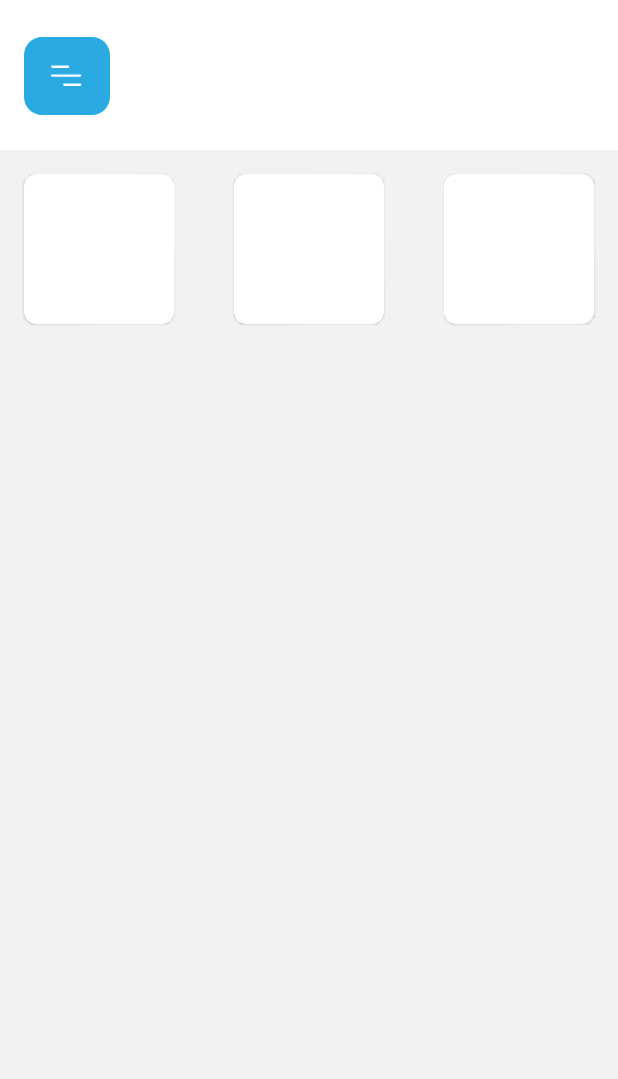
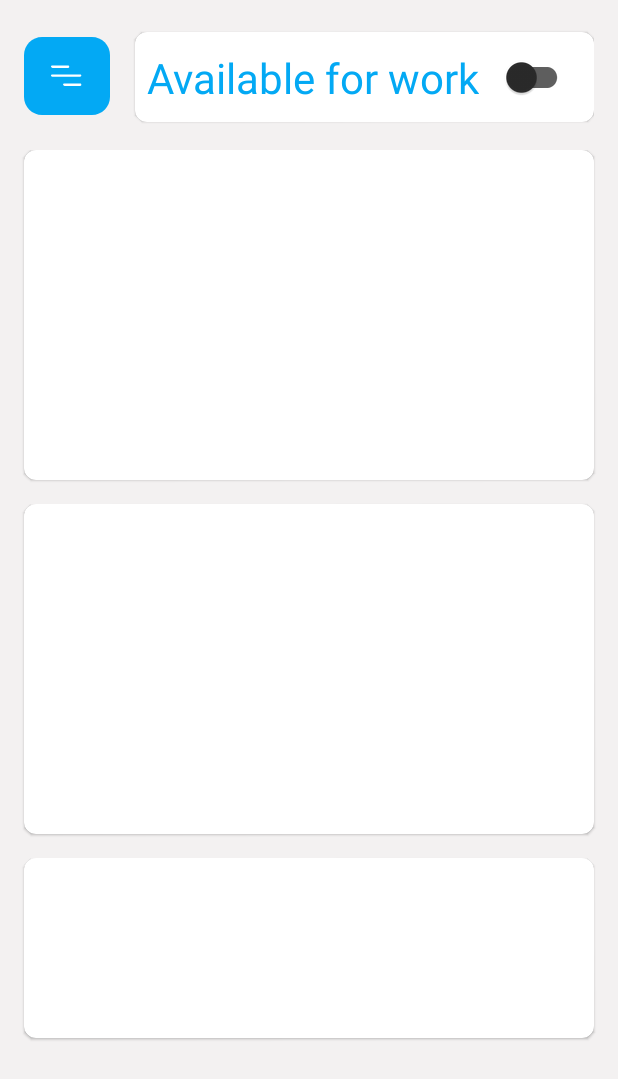
Before and after one commit to RundownCactus/eusa-sp, an Android app: the BasicSearch screen opened directly, with no data from a screen before it, on a phone screen of 412 x 824 dp. Shown: the top 1079 px of the screen. Run offline under Robolectric (Android 15) with nearby library versions, the light colour scheme and no system bars.

Commit message:
Homepage updated

```diff
--- a/app/src/main/res/drawable/ic_menu.xml
+++ b/app/src/main/res/drawable/ic_menu.xml
@@ -5,7 +5,7 @@
     android:viewportHeight="52">
   <path
       android:pathData="M12,0h33c6.6,0 12,5.4 12,12v28c0,6.6 -5.4,12 -12,12H12C5.4,52 0,46.6 0,40V12C0,5.4 5.4,0 12,0z"
-      android:fillColor="#29ABE2"/>
+      android:fillColor="#03A9F4"/>
   <path
       android:pathData="M26.7,32.5c-0.4,0 -0.8,-0.3 -0.8,-0.8S26.3,31 26.7,31h10.5C37.7,31 38,31.3 38,31.8s-0.3,0.8 -0.8,0.8L26.7,32.6zM18.7,26.5c-0.4,0 -0.8,-0.3 -0.8,-0.8S18.3,25 18.7,25h18.5C37.7,25 38,25.3 38,25.7s-0.3,0.8 -0.8,0.8L18.7,26.5zM18.7,20.5c-0.4,0 -0.8,-0.3 -0.8,-0.8S18.3,19 18.7,19h10.5c0.4,0 0.8,0.3 0.8,0.8s-0.3,0.8 -0.8,0.8L18.7,20.6z"
       android:fillColor="#FFFFFF"/>
--- a/app/src/main/res/layout/activity_basic_search.xml
+++ b/app/src/main/res/layout/activity_basic_search.xml
@@ -14,7 +14,6 @@
         app:headerLayout="@layout/header"
         app:menu="@menu/main_menu"
         android:layout_width="300dp"
-        android:visibility="gone"
         android:layout_gravity="start"
         android:layout_height="match_parent"
         tools:ignore="MissingClass">
@@ -22,8 +21,7 @@
     </com.google.android.material.navigation.NavigationView>
     <androidx.constraintlayout.widget.ConstraintLayout
         android:layout_width="match_parent"
-        android:layout_height="match_parent"
-        android:background="#fff">
+        android:layout_height="match_parent">
 
         <androidx.constraintlayout.widget.ConstraintLayout
             android:layout_width="match_parent"
@@ -31,7 +29,7 @@
             android:paddingTop="16dp"
             android:paddingBottom="16dp"
             android:paddingRight="16dp"
-            android:background="#fff"
+            android:background="#F3F1F1"
             tools:ignore="MissingConstraints">
             <androidx.appcompat.widget.Toolbar
                 android:id="@+id/toolbar"
@@ -41,11 +39,61 @@
                     android:id="@+id/mainmenu"
                     android:layout_width="wrap_content"
                     android:layout_height="wrap_content"
-                    android:src="@drawable/ic_menu"
+                    app:srcCompat="@drawable/ic_menu"
                     tools:ignore="MissingConstraints">
 
                 </ImageView>
             </androidx.appcompat.widget.Toolbar>
+
+            <com.google.android.material.card.MaterialCardView
+                android:id="@+id/availablecard"
+                android:layout_width="match_parent"
+                android:layout_height="60dp"
+                android:layout_marginLeft="90dp"
+                app:cardCornerRadius="8dp"
+                android:elevation="40dp"
+                app:cardBackgroundColor="@color/white"
+                app:layout_constraintStart_toEndOf="@+id/toolbar"
+                app:layout_constraintEnd_toEndOf="parent"
+                app:layout_constraintTop_toTopOf="@+id/toolbar"
+                app:layout_constraintBottom_toBottomOf="@+id/toolbar"
+                tools:ignore="MissingConstraints"
+                android:layout_marginStart="90dp">
+
+                <androidx.constraintlayout.widget.ConstraintLayout
+                    android:layout_width="match_parent"
+                    android:layout_height="match_parent">
+
+                    <TextView
+                        android:id="@+id/availabletext"
+                        android:text="Available for work"
+                        android:textColor="@color/BlueColor"
+                        android:textSize="28sp"
+                        android:layout_marginLeft="8dp"
+                        app:layout_constraintBottom_toBottomOf="parent"
+                        app:layout_constraintTop_toTopOf="parent"
+                        app:layout_constraintStart_toStartOf="parent"
+                        android:layout_width="wrap_content"
+                        android:layout_height="wrap_content"
+                        android:layout_marginStart="8dp">
+
+                    </TextView>
+
+                    <com.google.android.material.switchmaterial.SwitchMaterial
+                        android:id="@+id/availableswitch"
+                        app:layout_constraintEnd_toEndOf="parent"
+                        app:layout_constraintStart_toEndOf="@+id/availabletext"
+                        app:layout_constraintBottom_toBottomOf="parent"
+                        app:layout_constraintTop_toTopOf="parent"
+                        android:layout_width="wrap_content"
+                        android:layout_height="wrap_content">
+
+                    </com.google.android.material.switchmaterial.SwitchMaterial>
+
+                </androidx.constraintlayout.widget.ConstraintLayout>
+
+
+            </com.google.android.material.card.MaterialCardView>
 
         </androidx.constraintlayout.widget.ConstraintLayout>
         <androidx.constraintlayout.widget.ConstraintLayout
@@ -56,14 +104,16 @@
 
             <com.google.android.material.card.MaterialCardView
                 android:id="@+id/card1"
-                android:layout_width="100dp"
-                android:layout_height="100dp"
+                android:layout_width="match_parent"
+                android:layout_height="220dp"
                 android:layout_marginLeft="16dp"
-                android:layout_marginTop="16dp"
+                android:layout_marginRight="16dp"
+                android:layout_marginEnd="16dp"
                 app:cardCornerRadius="8dp"
                 android:elevation="40dp"
                 app:cardBackgroundColor="@color/white"
                 app:layout_constraintStart_toStartOf="parent"
+                app:layout_constraintEnd_toEndOf="parent"
                 app:layout_constraintTop_toTopOf="parent"
                 tools:ignore="MissingConstraints"
                 android:layout_marginStart="16dp">
@@ -73,33 +123,40 @@
 
             <com.google.android.material.card.MaterialCardView
                 android:id="@+id/card2"
-                android:layout_width="100dp"
-                android:layout_height="100dp"
+                android:layout_width="match_parent"
+                android:layout_height="220dp"
+                android:layout_marginLeft="16dp"
+                android:layout_marginTop="16dp"
+                android:layout_marginRight="16dp"
+                android:layout_marginEnd="16dp"
                 app:cardCornerRadius="8dp"
-                android:layout_marginTop="16dp"
                 android:elevation="40dp"
                 app:cardBackgroundColor="@color/white"
-                app:layout_constraintStart_toEndOf="@+id/card1"
-                app:layout_constraintEnd_toStartOf="@+id/card3"
-                app:layout_constraintTop_toTopOf="parent"
-                tools:ignore="MissingConstraints">
-
+                app:layout_constraintStart_toStartOf="parent"
+                app:layout_constraintEnd_toEndOf="parent"
+                app:layout_constraintTop_toBottomOf="@+id/card1"
+                tools:ignore="MissingConstraints"
+                android:layout_marginStart="16dp">
 
 
             </com.google.android.material.card.MaterialCardView>
 
             <com.google.android.material.card.MaterialCardView
                 android:id="@+id/card3"
-                android:layout_width="100dp"
-                android:layout_height="100dp"
+                android:layout_width="match_parent"
+                android:layout_height="120dp"
+                android:layout_marginLeft="16dp"
                 android:layout_marginTop="16dp"
                 android:layout_marginRight="16dp"
+                android:layout_marginEnd="16dp"
+                app:cardCornerRadius="8dp"
                 android:elevation="40dp"
                 app:cardBackgroundColor="@color/white"
-                app:cardCornerRadius="8dp"
+                app:layout_constraintStart_toStartOf="parent"
                 app:layout_constraintEnd_toEndOf="parent"
-                app:layout_constraintTop_toTopOf="parent"
-                tools:ignore="MissingConstraints">
+                app:layout_constraintTop_toBottomOf="@+id/card2"
+                tools:ignore="MissingConstraints"
+                android:layout_marginStart="16dp">
 
 
             </com.google.android.material.card.MaterialCardView>
--- a/app/src/main/res/values/colors.xml
+++ b/app/src/main/res/values/colors.xml
@@ -2,7 +2,7 @@
 <resources>
     <color name="colorPrimary">#6200EE</color>
     <color name="colorPrimaryDark">#3700B3</color>
-    <color name="colorAccent">#03DAC5</color>
+    <color name="colorAccent">#03A9F4</color>
     <color name="BlueColor">#03A9F4</color>
     <color name="black_overlay">#66000000</color>
     <color name="white">#ffff</color>
```
